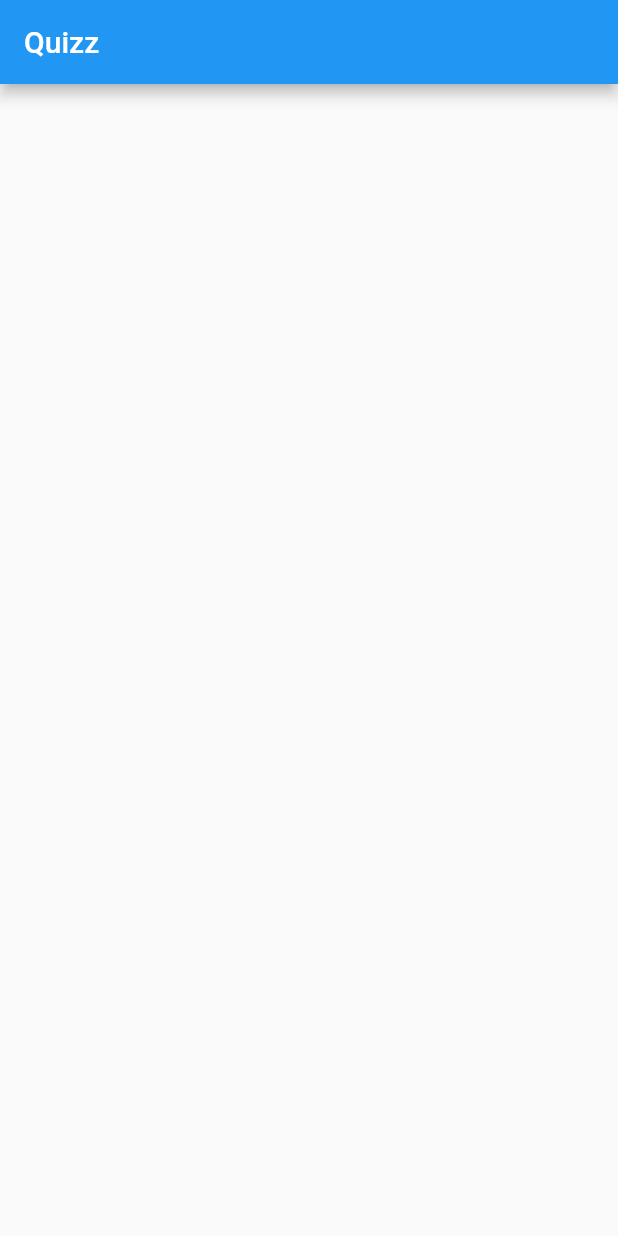
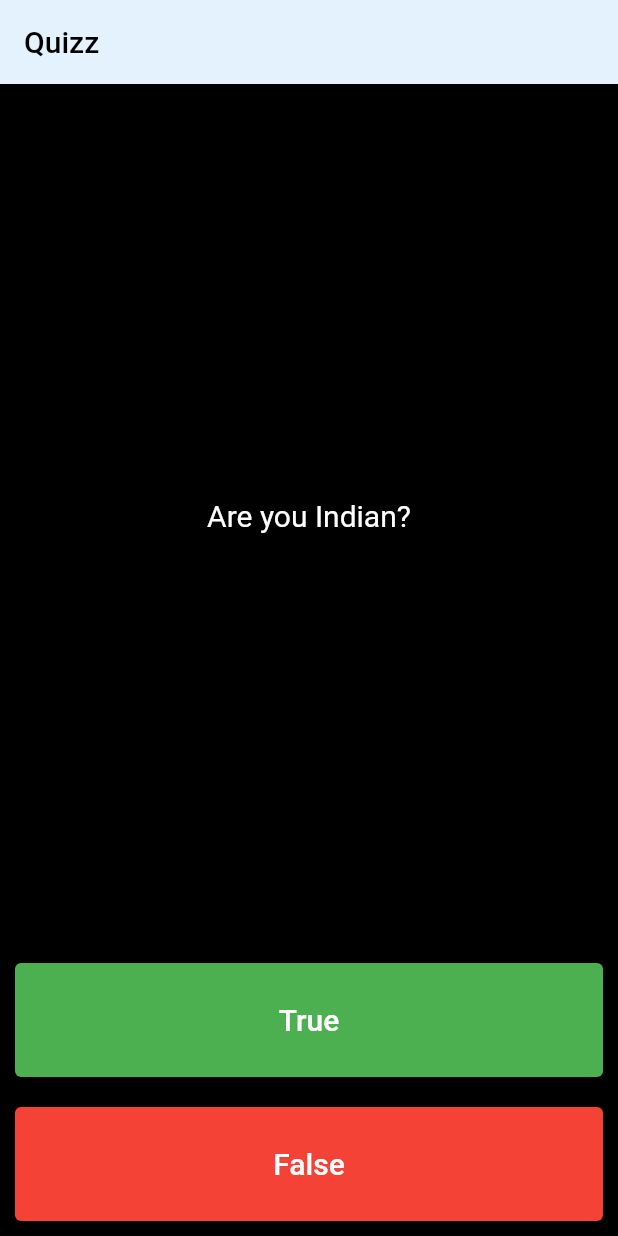
Before and after one commit to Flutter-learning-tutorial/quizzler, a Flutter app: the screen it shows after launch, on a phone screen of 412 x 824 dp. Run offline on Flutter 3.47's test engine with Material 2 defaults, Android fonts, the phone set to English and light mode, and no system bars; missing offline and left inert: dart:ffi.

Commit message:
question class added with Abstraction and encapsulation

```diff
--- a/lib/main.dart
+++ b/lib/main.dart
@@ -1,4 +1,8 @@
+// ignore: unused_import
+import 'dart:ffi';
+
 import 'package:flutter/material.dart';
+import 'package:quizzler/quize_brain.dart';
 
 void main() {
   runApp(QuizzApp());
@@ -20,120 +24,97 @@ class QuizzPage extends StatefulWidget {
 }
 
 class _QuizzPageState extends State<QuizzPage> {
+  QuizeBrain quizeBrain = QuizeBrain();
+
   @override
   Widget build(BuildContext context) {
     return Scaffold(
       appBar: AppBar(
-        title: Text("Quizz"),
+        backgroundColor: Colors.blue[50],
+        title: Text(
+          "Quizz",
+          style: TextStyle(color: Colors.black),
+        ),
+      ),
+      body: SafeArea(
+        child: Container(
+          color: Colors.black,
+          child: Column(
+            mainAxisAlignment: MainAxisAlignment.spaceBetween,
+            crossAxisAlignment: CrossAxisAlignment.stretch,
+            children: [
+              Expanded(
+                flex: 6,
+                child: Center(
+                  child: Padding(
+                    padding: const EdgeInsets.all(20.0),
+                    child: Text(
+                      quizeBrain.getQuestion(),
+                      style: TextStyle(
+                        color: Colors.white,
+                        fontSize: 20,
+                      ),
+                      textAlign: TextAlign.center,
+                    ),
+                  ),
+                ),
+              ),
+              Expanded(
+                child: Padding(
+                  padding: const EdgeInsets.all(10.0),
+                  child: TextButton(
+                    onPressed: () {
+                      bool correctAnswer = quizeBrain.getCorrectAnswer();
+                      if (correctAnswer == true) {
+                        print("corrct answer");
+                      } else {
+                        print("wrong answer");
+                      }
+                      setState(() {
+                        quizeBrain.nextQuestion();
+                      });
+                    },
+                    child: Text(
+                      'True',
+                      style: TextStyle(
+                        color: Colors.white,
+                        fontSize: 20.0,
+                      ),
+                    ),
+                    style: TextButton.styleFrom(backgroundColor: Colors.green),
+                  ),
+                ),
+              ),
+              Expanded(
+                child: Padding(
+                  padding: const EdgeInsets.all(10.0),
+                  child: TextButton(
+                    onPressed: () {
+                      bool correctAnswer = quizeBrain.getCorrectAnswer();
+                      if (correctAnswer == false) {
+                        print("corrct answer");
+                      } else {
+                        print("wrong answer");
+                      }
+                      setState(() {
+                        quizeBrain.nextQuestion();
+                      });
+                    },
+                    child: Text(
+                      'False',
+                      style: TextStyle(
+                        color: Colors.white,
+                        fontSize: 20.0,
+                      ),
+                    ),
+                    style: TextButton.styleFrom(backgroundColor: Colors.red),
+                  ),
+                ),
+              ),
+            ],
+          ),
+        ),
       ),
     );
   }
 }
-
-class MyApp extends StatelessWidget {
-  // This widget is the root of your application.
-  @override
-  Widget build(BuildContext context) {
-    return MaterialApp(
-      title: 'Flutter Demo',
-      theme: ThemeData(
-        // This is the theme of your application.
-        //
-        // Try running your application with "flutter run". You'll see the
-        // application has a blue toolbar. Then, without quitting the app, try
-        // changing the primarySwatch below to Colors.green and then invoke
-        // "hot reload" (press "r" in the console where you ran "flutter run",
-        // or simply save your changes to "hot reload" in a Flutter IDE).
-        // Notice that the counter didn't reset back to zero; the application
-        // is not restarted.
-        primarySwatch: Colors.blue,
-      ),
-      home: MyHomePage(title: 'Flutter Demo Home Page'),
-    );
-  }
-}
-
-class MyHomePage extends StatefulWidget {
-  MyHomePage({Key key, this.title}) : super(key: key);
-
-  // This widget is the home page of your application. It is stateful, meaning
-  // that it has a State object (defined below) that contains fields that affect
-  // how it looks.
-
-  // This class is the configuration for the state. It holds the values (in this
-  // case the title) provided by the parent (in this case the App widget) and
-  // used by the build method of the State. Fields in a Widget subclass are
-  // always marked "final".
-
-  final String title;
-
-  @override
-  _MyHomePageState createState() => _MyHomePageState();
-}
-
-class _MyHomePageState extends State<MyHomePage> {
-  int _counter = 0;
-
-  void _incrementCounter() {
-    setState(() {
-      // This call to setState tells the Flutter framework that something has
-      // changed in this State, which causes it to rerun the build method below
-      // so that the display can reflect the updated values. If we changed
-      // _counter without calling setState(), then the build method would not be
-      // called again, and so nothing would appear to happen.
-      _counter++;
-    });
-  }
-
-  @override
-  Widget build(BuildContext context) {
-    // This method is rerun every time setState is called, for instance as done
-    // by the _incrementCounter method above.
-    //
-    // The Flutter framework has been optimized to make rerunning build methods
-    // fast, so that you can just rebuild anything that needs updating rather
-    // than having to individually change instances of widgets.
-    return Scaffold(
-      appBar: AppBar(
-        // Here we take the value from the MyHomePage object that was created by
-        // the App.build method, and use it to set our appbar title.
-        title: Text(widget.title),
-      ),
-      body: Center(
-        // Center is a layout widget. It takes a single child and positions it
-        // in the middle of the parent.
-        child: Column(
-          // Column is also a layout widget. It takes a list of children and
-          // arranges them vertically. By default, it sizes itself to fit its
-          // children horizontally, and tries to be as tall as its parent.
-          //
-          // Invoke "debug painting" (press "p" in the console, choose the
-          // "Toggle Debug Paint" action from the Flutter Inspector in Android
-          // Studio, or the "Toggle Debug Paint" command in Visual Studio Code)
-          // to see the wireframe for each widget.
-          //
-          // Column has various properties to control how it sizes itself and
-          // how it positions its children. Here we use mainAxisAlignment to
-          // center the children vertically; the main axis here is the vertical
-          // axis because Columns are vertical (the cross axis would be
-          // horizontal).
-          mainAxisAlignment: MainAxisAlignment.center,
-          children: <Widget>[
-            Text(
-              'You have pushed the button this many times:',
-            ),
-            Text(
-              '$_counter',
-              style: Theme.of(context).textTheme.headline4,
-            ),
-          ],
-        ),
-      ),
-      floatingActionButton: FloatingActionButton(
-        onPressed: _incrementCounter,
-        tooltip: 'Increment',
-        child: Icon(Icons.add),
-      ), // This trailing comma makes auto-formatting nicer for build methods.
-    );
-  }
-}
--- /dev/null
+++ b/lib/questions.dart
@@ -0,0 +1,9 @@
+class Questions {
+  String title;
+  bool answer;
+
+  Questions({String q, bool a, String titile}) {
+    title = q;
+    answer = a;
+  }
+}
--- /dev/null
+++ b/lib/quize_brain.dart
@@ -0,0 +1,30 @@
+import 'package:quizzler/questions.dart';
+
+class QuizeBrain {
+  int _questionNumber = 0;
+
+  List<Questions> _questionBank = [
+    Questions(q: 'Are you Indian?', a: true),
+    Questions(q: 'Do you have a car?', a: true),
+    Questions(q: 'Can we go out?', a: true),
+    Questions(q: 'Do you have computer', a: true),
+  ];
+
+  String getQuestion() {
+    return _questionBank[_questionNumber].title;
+  }
+
+  bool getCorrectAnswer() {
+    return _questionBank[_questionNumber].answer;
+  }
+
+  int getTotalQuestionsCount() {
+    return _questionBank.length;
+  }
+
+  void nextQuestion() {
+    if (_questionNumber < _questionBank.length - 1) {
+      _questionNumber++;
+    }
+  }
+}
```
Also changed, not shown: 35 other files.
